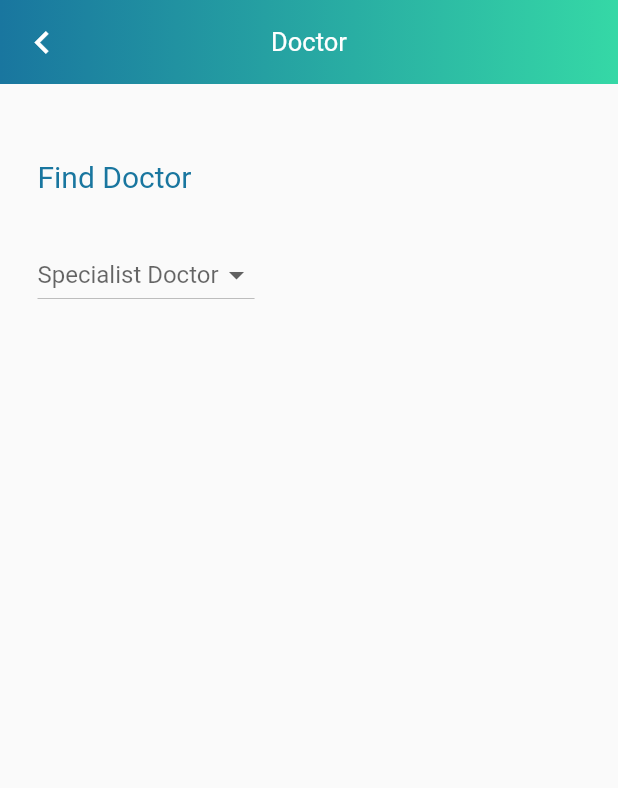
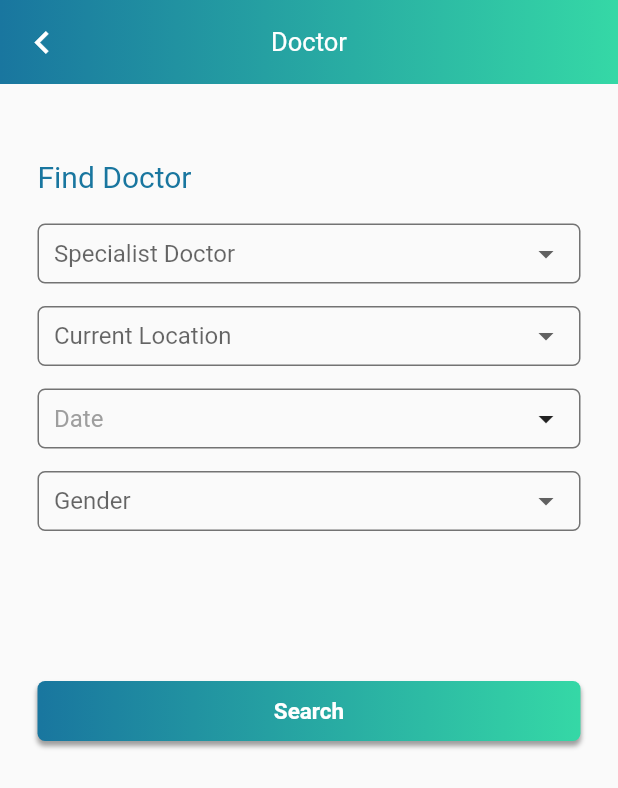
Before and after one commit to Sayaucup/flutter_doctor_ui, a Flutter app: the FindDoctor screen opened directly, on a phone screen of 412 x 824 dp. Shown: the top 788 px of the screen. Run offline on Flutter 3.47's test engine with Material 2 defaults, Android fonts, the phone set to English and light mode, and no system bars; our stand-ins replace date_format, fluttericon, introduction_screen.

```diff
--- a/lib/Drawer.dart
+++ b/lib/Drawer.dart
@@ -1,4 +1,4 @@
-import 'package:doctor/screen/profile.dart';
+import 'package:doctor/screen/profileuser.dart';
 import 'package:flutter/material.dart';
 
 class Drawerr extends StatefulWidget {
--- a/lib/main.dart
+++ b/lib/main.dart
@@ -10,7 +10,7 @@ void main() {
     theme: ThemeData(
       primaryColor: Color(0xff19769f),
     ),
-    home: Home(),
+    home: Intro(),
   ));
 }
 
--- a/lib/screen/finddoctor.dart
+++ b/lib/screen/finddoctor.dart
@@ -1,4 +1,7 @@
+import 'package:date_format/date_format.dart';
+import 'package:doctor/screen/resultfinddoctor.dart';
 import 'package:flutter/material.dart';
+import 'package:intl/intl.dart';
 
 class Specialist {
   final String text;
@@ -26,11 +29,11 @@ class FindDoctor extends StatefulWidget {
 class _FindDoctorState extends State<FindDoctor> {
   Specialist selecteduser1;
   var list1 = [
-    Specialist('1'),
-    Specialist('2'),
-    Specialist('3'),
-    Specialist('4'),
-    Specialist('5'),
+    Specialist('cabut gigi'),
+    Specialist('cabut paru-paru'),
+    Specialist('cabut jantung'),
+    Specialist('cabut ginjal'),
+    Specialist('cabut usus'),
   ];
   Location selecteduser2;
   var list2 = [
@@ -45,8 +48,13 @@ class _FindDoctorState extends State<FindDoctor> {
     Gender('Laki-Laki'),
     Gender('Perempuan'),
   ];
+  DateTime date;
+
   @override
   Widget build(BuildContext context) {
+    var now = DateTime.now();
+    var datee = DateFormat('dd MMMM y');
+    var formatt = datee.format(now);
     return Scaffold(
       appBar: AppBar(
         flexibleSpace: Container(
@@ -89,9 +97,17 @@ class _FindDoctorState extends State<FindDoctor> {
                   color: Color(0xff19769f),
                 )),
             SizedBox(
-              height: 30,
+              height: 20,
             ),
-            DropdownButton<Specialist>(
+            Container(
+              height: 40,
+              padding: EdgeInsets.symmetric(horizontal: 10),
+              decoration: BoxDecoration(
+                  border: Border.all(width: 1, color: Colors.black54),
+                  borderRadius: BorderRadius.circular(5)),
+              child: DropdownButton<Specialist>(
+                underline: Text(''),
+                isExpanded: true,
                 hint: Text('Specialist Doctor'),
                 value: selecteduser1,
                 onChanged: (Specialist i) {
@@ -102,9 +118,143 @@ class _FindDoctorState extends State<FindDoctor> {
                 items: list1.map((Specialist list1) {
                   return DropdownMenuItem(
                     value: list1,
-                  child: Text(list1.text),
+                    child: Text(
+                      list1.text,
+                      style: TextStyle(
+                          color: selecteduser1 == list1
+                              ? Color(0xff19769f)
+                              : Colors.grey),
+                    ),
                   );
                 }).toList(),
+              ),
+            ),
+            SizedBox(height: 15),
+            Container(
+              height: 40,
+              padding: EdgeInsets.symmetric(horizontal: 10),
+              decoration: BoxDecoration(
+                  border: Border.all(width: 1, color: Colors.black54),
+                  borderRadius: BorderRadius.circular(5)),
+              child: DropdownButton<Location>(
+                underline: Text(''),
+                isExpanded: true,
+                hint: Text('Current Location'),
+                value: selecteduser2,
+                onChanged: (Location i) {
+                  setState(() {
+                    selecteduser2 = i;
+                  });
+                },
+                items: list2.map((Location list2) {
+                  return DropdownMenuItem(
+                    value: list2,
+                    child: Text(
+                      list2.location,
+                      style: TextStyle(
+                          color: selecteduser2 == list2
+                              ? Color(0xff19769f)
+                              : Colors.grey),
+                    ),
+                  );
+                }).toList(),
+              ),
+            ),
+            SizedBox(height: 15),
+            InkWell(
+              onTap: () {
+                showDatePicker(
+                        context: context,
+                        initialDate: date == null ? DateTime.now() : date,
+                        firstDate: DateTime.now(),
+                        lastDate: DateTime(2020, 9, 30, 22, 00))
+                    .then((value) {
+                  setState(() {
+                    date = value;
+                  });
+                });
+              },
+              child: Container(
+                  height: 40,
+                  padding: EdgeInsets.symmetric(horizontal: 10),
+                  decoration: BoxDecoration(
+                      border: Border.all(width: 1, color: Colors.black54),
+                      borderRadius: BorderRadius.circular(5)),
+                  child: Row(
+                    mainAxisAlignment: MainAxisAlignment.spaceBetween,
+                    crossAxisAlignment: CrossAxisAlignment.center,
+                    children: <Widget>[
+                      Text(
+                        date == null ? 'Date' : formatt,
+                        style: TextStyle(
+                            color:
+                                date == null ? Colors.grey : Color(0xff19769f),
+                            fontSize: 16),
+                      ),
+                      Icon(Icons.arrow_drop_down)
+                    ],
+                  )),
+            ),
+            SizedBox(height: 15),
+            Container(
+              height: 40,
+              padding: EdgeInsets.symmetric(horizontal: 10),
+              decoration: BoxDecoration(
+                  border: Border.all(width: 1, color: Colors.black54),
+                  borderRadius: BorderRadius.circular(5)),
+              child: DropdownButton<Gender>(
+                underline: Text(''),
+                isExpanded: true,
+                hint: Text('Gender'),
+                value: selecteduser3,
+                onChanged: (Gender i) {
+                  setState(() {
+                    selecteduser3 = i;
+                  });
+                },
+                items: list3.map((Gender list3) {
+                  return DropdownMenuItem(
+                    value: list3,
+                    child: Text(
+                      list3.gender,
+                      style: TextStyle(
+                          color: selecteduser3 == list3
+                              ? Color(0xff19769f)
+                              : Colors.grey),
+                    ),
+                  );
+                }).toList(),
+              ),
+            ),
+            SizedBox(
+              height: 100,
+            ),
+            InkWell(
+              onTap: () => Navigator.push(context,
+                  MaterialPageRoute(builder: (context) => Resultfinddoctor())),
+              child: Container(
+                height: 40,
+                decoration: BoxDecoration(
+                  borderRadius: BorderRadius.circular(5),
+                  boxShadow: [
+                    BoxShadow(
+                        color: Colors.grey, offset: Offset(0, 3), blurRadius: 2)
+                  ],
+                  gradient: LinearGradient(
+                      begin: Alignment.centerLeft,
+                      end: Alignment.centerRight,
+                      colors: <Color>[Color(0xff19769f), Color(0xff35d8a6)]),
+                ),
+                child: Align(
+                    alignment: Alignment.center,
+                    child: Text(
+                      'Search',
+                      style: TextStyle(
+                          fontSize: 15,
+                          fontWeight: FontWeight.bold,
+                          color: Colors.white),
+                    )),
+              ),
             ),
           ],
         ),
--- a/lib/sign/signup.dart
+++ b/lib/sign/signup.dart
@@ -1,4 +1,4 @@
-import 'package:doctor/screen/profile.dart';
+import 'package:doctor/screen/profileuser.dart';
 import 'package:flutter/material.dart';
 import 'package:flutter/services.dart';
 
--- a/pubspec.yaml
+++ b/pubspec.yaml
@@ -30,6 +30,9 @@ dependencies:
   cupertino_icons: ^0.1.3
   introduction_screen: ^1.0.7
   fluttericon: ^1.0.7
+  date_format: ^1.0.8
+  intl: ^0.16.1
+  url_launcher: ^5.5.2
 
 dev_dependencies:
   flutter_test:
```
Also changed, not shown: lib/screen/home.dart (+8 -8 lines), lib/screen/resultfinddoctor.dart (added, +515 -0 lines), lib/screen/profileuser.dart (renamed from lib/screen/profile.dart), pubspec.lock. Lines whose indentation alone changed are shown as unchanged.
